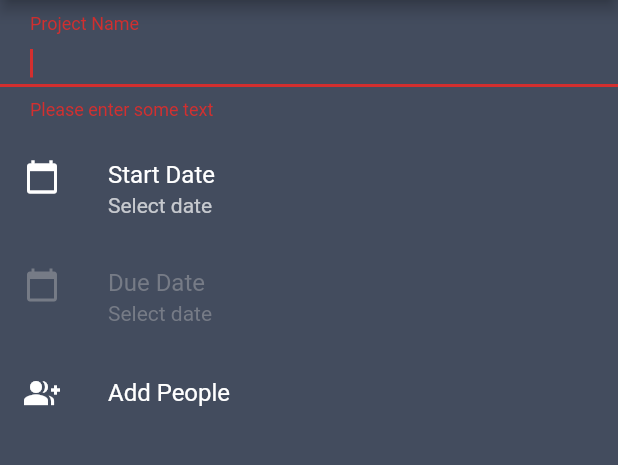
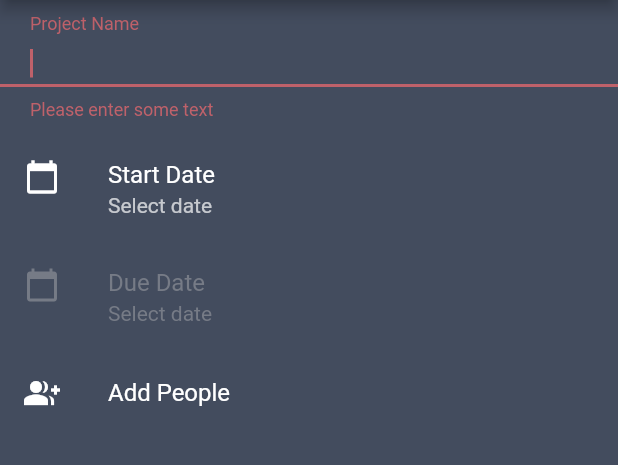
Before and after one commit to Masfik/tempo, a Flutter app: the AddProjectScreen screen opened by its route, after a tap on the "check" icon, on a phone screen of 412 x 824 dp, the part 84-549 px from its top. Run offline on Flutter 3.47's test engine with Material 2 defaults, Android fonts, the phone set to English and light mode, and no system bars; our stand-ins replace flutter_svg; missing offline and left inert: qrscan.

Commit message:
Added calendar and dialog colours.

```diff
--- a/client/lib/ui/style.dart
+++ b/client/lib/ui/style.dart
@@ -2,12 +2,17 @@ import 'package:flutter/material.dart';
 
 final kTempoThemeData = ThemeData(
   brightness: Brightness.dark,
+
   primaryColor: Color(0xFF3b4252),
   canvasColor: Color(0xFF434c5e),
   cardColor: Color(0xFF434c5e),
+  backgroundColor: Color(0xFF434c5e),
+  dialogBackgroundColor: Color(0xFF3b4252),
   accentColor: Color(0xFF5E81AC),
   toggleableActiveColor: Color(0xFF5E81AC),
-  disabledColor: Color(0xFF767b86)
+
+  errorColor: Color(0xFFBF616A),
+  disabledColor: Color(0xFF767b86),
 );
 
 const kRoundedRectangleShape = RoundedRectangleBorder(
--- a/client/lib/ui/widgets/simple_error_dialog.dart
+++ b/client/lib/ui/widgets/simple_error_dialog.dart
@@ -13,7 +13,7 @@ class SimpleErrorDialog extends StatelessWidget {
       content: Text(message),
       actions: <Widget>[
         FlatButton(
-          child: const Text('Close'),
+          child: const Text('CLOSE'),
           onPressed: () => Navigator.pop(context),
         )
       ],
```
